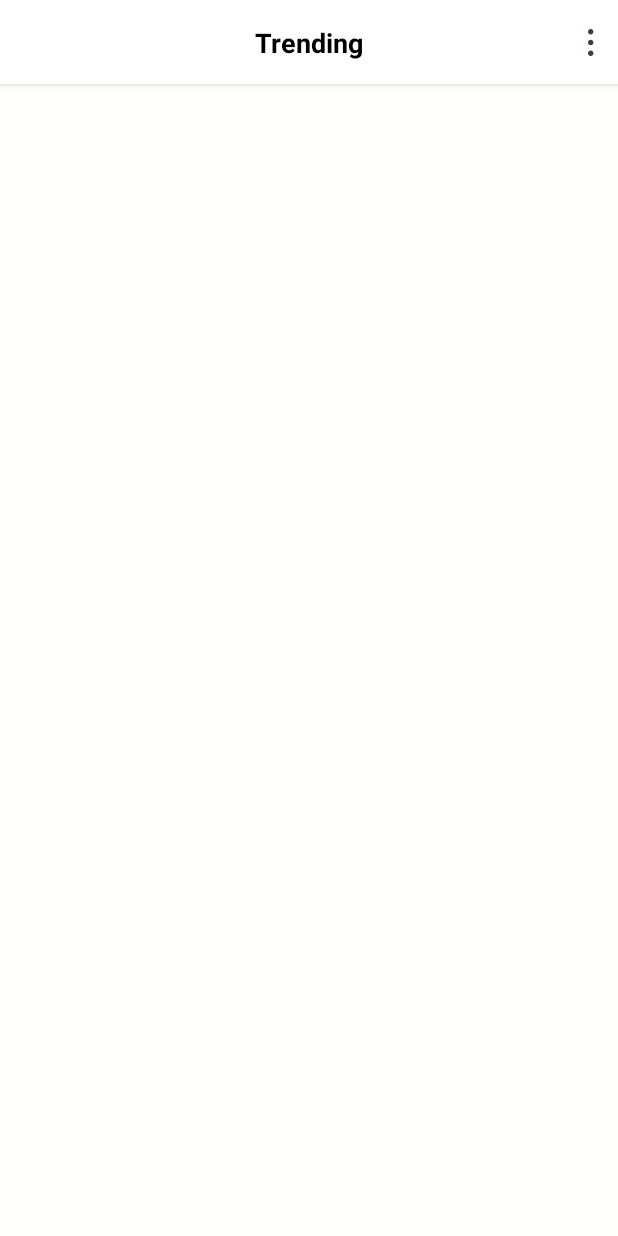
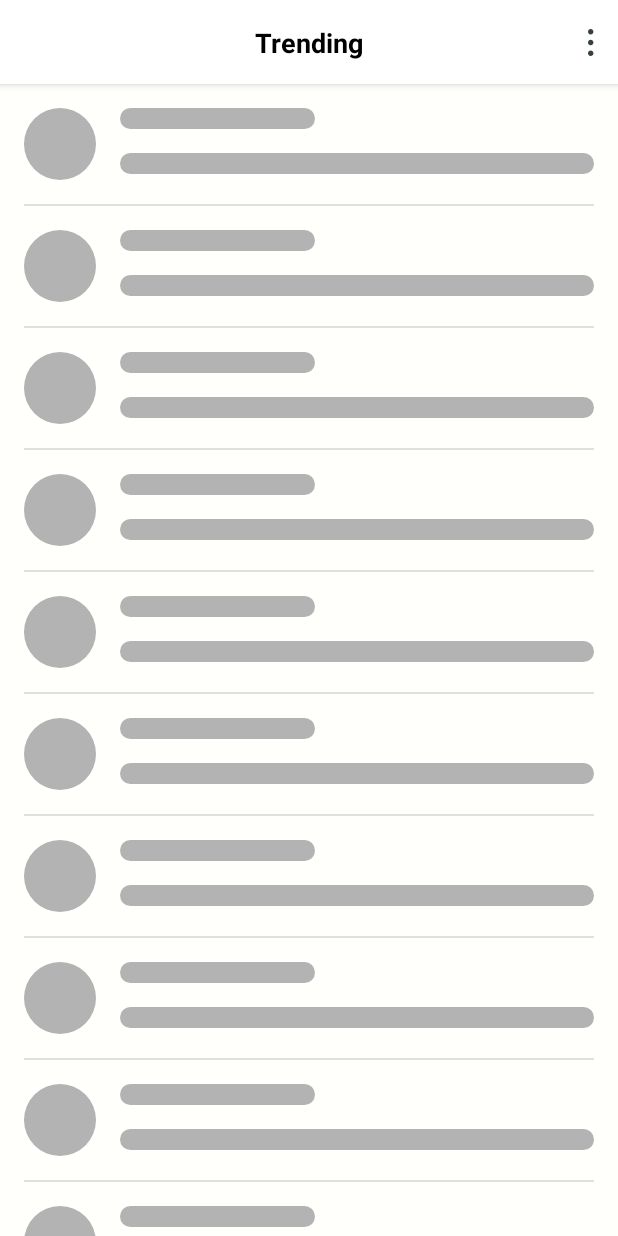
Before and after one commit to Dhruv-Kapoor/KutumbAssignment, an Android app: the screen it shows after launch (MainActivity), on a phone screen of 412 x 824 dp. Run offline under Robolectric (Android 15) with nearby library versions, the phone set to English and light mode, and no system bars; our stand-ins replace Shimmer, data binding; 2 statements that could not run were skipped.

Commit message:
added list contents and shimmer layout

```diff
--- a/app/build.gradle
+++ b/app/build.gradle
@@ -1,6 +1,7 @@
 plugins {
     id 'com.android.application'
     id 'kotlin-android'
+    id 'kotlin-kapt'
 }
 
 android {
@@ -29,6 +30,9 @@ android {
     kotlinOptions {
         jvmTarget = '1.8'
     }
+    buildFeatures {
+        dataBinding true
+    }
 }
 
 dependencies {
@@ -50,4 +54,6 @@ dependencies {
     implementation "com.squareup.retrofit2:converter-gson:$retrofit_version"
 
     implementation "androidx.activity:activity-ktx:1.4.0"
+    implementation 'com.github.bumptech.glide:glide:4.12.0'
+    implementation 'com.facebook.shimmer:shimmer:0.5.0'
 }
--- a/app/src/main/java/com/example/kutumbassignment/MainActivity.kt
+++ b/app/src/main/java/com/example/kutumbassignment/MainActivity.kt
@@ -2,10 +2,56 @@ package com.example.kutumbassignment
 
 import androidx.appcompat.app.AppCompatActivity
 import android.os.Bundle
+import android.view.LayoutInflater
+import android.view.View
+import androidx.activity.viewModels
+import androidx.databinding.DataBindingUtil
+import androidx.recyclerview.widget.DividerItemDecoration
+import androidx.recyclerview.widget.LinearLayoutManager
+import com.example.kutumbassignment.adapters.TrendingReposAdapter
+import com.example.kutumbassignment.databinding.ActivityMainBinding
 
 class MainActivity : AppCompatActivity() {
+
+    private val viewModel by viewModels<MainActivityViewModel>{
+        MainActivityViewModelFactory((application as TrendingRepoApplication).repository)
+    }
+    private lateinit var binding: ActivityMainBinding
+
+    private val trendingReposAdapter = TrendingReposAdapter(ArrayList())
+
     override fun onCreate(savedInstanceState: Bundle?) {
         super.onCreate(savedInstanceState)
-        setContentView(R.layout.activity_main)
+        binding = DataBindingUtil.setContentView(this, R.layout.activity_main)
+
+        initXmlViews()
+        addObservers()
+    }
+
+    private fun addObservers() {
+        viewModel.getTrendingReposLD().observe(this, {
+            if (it != null) {
+                trendingReposAdapter.setData(it)
+            }
+        })
+        viewModel.getLoadingStateLD().observe(this, {
+            if(it){
+                if(trendingReposAdapter.itemCount == 0){
+                    binding.shimmerLayout.visibility = View.VISIBLE
+                    binding.shimmerLayout.startShimmer()
+                }
+            }else{
+                binding.shimmerLayout.visibility = View.GONE
+                binding.shimmerLayout.stopShimmer()
+                binding.recyclerView.visibility = View.VISIBLE
+            }
+        })
+
+    }
+
+    private fun initXmlViews(){
+        binding.recyclerView.layoutManager = LinearLayoutManager(this)
+        binding.recyclerView.adapter = trendingReposAdapter
+        binding.recyclerView.addItemDecoration(DividerItemDecoration(this, DividerItemDecoration.VERTICAL))
     }
 }
--- /dev/null
+++ b/app/src/main/java/com/example/kutumbassignment/MainActivityViewModel.kt
@@ -0,0 +1,50 @@
+package com.example.kutumbassignment
+
+import androidx.lifecycle.LiveData
+import androidx.lifecycle.MutableLiveData
+import androidx.lifecycle.ViewModel
+import androidx.lifecycle.ViewModelProvider
+import com.example.kutumbassignment.dataClasses.Repository
+import com.example.kutumbassignment.repository.TrendingApiRepository
+
+class MainActivityViewModel(private val repository: TrendingApiRepository): ViewModel(){
+
+    private val trendingRepos = MutableLiveData<List<Repository>?>()
+    private val loadingState = MutableLiveData(false)
+    private val errorState = MutableLiveData(false)
+
+    init {
+        refresh()
+    }
+
+    fun refresh(){
+        loadingState.value = true
+        errorState.value = false
+        repository.getTrendingRepos { trendingReposResponse, isSuccess ->
+            loadingState.value = false
+            if(isSuccess){
+                trendingRepos.value = trendingReposResponse
+            }else{
+                errorState.value = true
+            }
+        }
+    }
+
+    fun getTrendingReposLD() = trendingRepos as LiveData<List<Repository>?>
+
+    fun getLoadingStateLD() = loadingState as LiveData<Boolean>
+
+    fun getErrorStateLD() = errorState as LiveData<Boolean>
+
+}
+
+class MainActivityViewModelFactory(private val repository: TrendingApiRepository) :
+    ViewModelProvider.Factory {
+    override fun <T : ViewModel?> create(modelClass: Class<T>): T {
+        if (modelClass.isAssignableFrom(MainActivityViewModel::class.java)) {
+            @Suppress("UNCHECKED_CAST")
+            return MainActivityViewModel(repository) as T
+        }
+        throw IllegalArgumentException("Unknown ViewModel Class")
+    }
+}
--- a/app/src/main/java/com/example/kutumbassignment/repository/TrendingApiRepository.kt
+++ b/app/src/main/java/com/example/kutumbassignment/repository/TrendingApiRepository.kt
@@ -8,11 +8,11 @@ import retrofit2.Response
 
 class TrendingApiRepository {
 
-    fun getTrendingRepos(onResponse: (List<Repository?>?, Boolean)->Unit){
-        TrendingApiClient.api.getTrendingRepos().enqueue(object: Callback<List<Repository?>>{
+    fun getTrendingRepos(onResponse: (List<Repository>?, Boolean)->Unit){
+        TrendingApiClient.api.getTrendingRepos().enqueue(object: Callback<List<Repository>>{
             override fun onResponse(
-                call: Call<List<Repository?>>,
-                response: Response<List<Repository?>>
+                call: Call<List<Repository>>,
+                response: Response<List<Repository>>
             ) {
                 if(response.code()==200){
                     onResponse(response.body(), true)
@@ -21,7 +21,7 @@ class TrendingApiRepository {
                 }
             }
 
-            override fun onFailure(call: Call<List<Repository?>>, t: Throwable) {
+            override fun onFailure(call: Call<List<Repository>>, t: Throwable) {
                 onResponse(null, false)
             }
 
--- a/app/src/main/java/com/example/kutumbassignment/retrofit/TrendingApiService.kt
+++ b/app/src/main/java/com/example/kutumbassignment/retrofit/TrendingApiService.kt
@@ -7,6 +7,6 @@ import retrofit2.http.GET
 interface TrendingApiService {
 
     @GET("repositories")
-    fun getTrendingRepos(): Call<List<Repository?>>
+    fun getTrendingRepos(): Call<List<Repository>>
 
 }
--- /dev/null
+++ b/app/src/main/res/drawable/text_placeholder.xml
@@ -0,0 +1,11 @@
+<?xml version="1.0" encoding="utf-8"?>
+<shape xmlns:android="http://schemas.android.com/apk/res/android"
+    android:shape="rectangle">
+
+    <solid
+        android:color="@color/placeholder_color"/>
+
+    <corners
+        android:radius="12dp"/>
+
+</shape>
--- a/app/src/main/res/layout/activity_main.xml
+++ b/app/src/main/res/layout/activity_main.xml
@@ -1,4 +1,6 @@
 <?xml version="1.0" encoding="utf-8"?>
+<layout>
+
     <androidx.coordinatorlayout.widget.CoordinatorLayout xmlns:android="http://schemas.android.com/apk/res/android"
         xmlns:app="http://schemas.android.com/apk/res-auto"
         xmlns:tools="http://schemas.android.com/tools"
@@ -9,12 +11,12 @@
         <com.google.android.material.appbar.AppBarLayout
             android:layout_width="match_parent"
             android:layout_height="wrap_content"
-        android:background="@color/white"
-        app:layout_behavior="com.google.android.material.appbar.AppBarLayout$Behavior">
+            android:background="@color/white">
 
             <androidx.constraintlayout.widget.ConstraintLayout
                 android:layout_width="match_parent"
-            android:layout_height="56dp">
+                android:layout_height="56dp"
+                app:layout_scrollFlags="enterAlways|scroll|snap">
                 <TextView
                     android:layout_width="wrap_content"
                     android:layout_height="wrap_content"
@@ -47,11 +49,47 @@
             android:background="@color/background_color"
             app:layout_behavior="com.google.android.material.appbar.AppBarLayout$ScrollingViewBehavior">
 
+
+            <androidx.constraintlayout.widget.ConstraintLayout
+                android:layout_width="match_parent"
+                android:layout_height="match_parent">
+
+                <com.facebook.shimmer.ShimmerFrameLayout
+                    android:id="@+id/shimmerLayout"
+                    android:layout_width="match_parent"
+                    android:layout_height="0dp"
+                    app:layout_constraintTop_toTopOf="parent"
+                    app:layout_constraintBottom_toBottomOf="parent">
+
+                    <LinearLayout
+                        android:layout_width="match_parent"
+                        android:layout_height="match_parent"
+                        android:orientation="vertical">
+                            <include layout="@layout/repo_item_placeholder"/>
+                            <include layout="@layout/repo_item_placeholder"/>
+                            <include layout="@layout/repo_item_placeholder"/>
+                            <include layout="@layout/repo_item_placeholder"/>
+                            <include layout="@layout/repo_item_placeholder"/>
+                            <include layout="@layout/repo_item_placeholder"/>
+                            <include layout="@layout/repo_item_placeholder"/>
+                            <include layout="@layout/repo_item_placeholder"/>
+                            <include layout="@layout/repo_item_placeholder"/>
+                            <include layout="@layout/repo_item_placeholder"/>
+                            <include layout="@layout/repo_item_placeholder"/>
+                            <include layout="@layout/repo_item_placeholder"/>
+                    </LinearLayout>
+
+                </com.facebook.shimmer.ShimmerFrameLayout>
+
                 <androidx.recyclerview.widget.RecyclerView
                     android:id="@+id/recyclerView"
                     android:layout_width="match_parent"
-            android:layout_height="match_parent"/>
+                    android:layout_height="match_parent"
+                    android:visibility="gone"/>
 
+            </androidx.constraintlayout.widget.ConstraintLayout>
         </androidx.swiperefreshlayout.widget.SwipeRefreshLayout>
 
     </androidx.coordinatorlayout.widget.CoordinatorLayout>
+
+</layout>
--- /dev/null
+++ b/app/src/main/res/layout/repo_item_placeholder.xml
@@ -0,0 +1,50 @@
+<?xml version="1.0" encoding="utf-8"?>
+<androidx.constraintlayout.widget.ConstraintLayout xmlns:android="http://schemas.android.com/apk/res/android"
+    xmlns:app="http://schemas.android.com/apk/res-auto"
+    android:layout_width="match_parent"
+    android:layout_height="wrap_content"
+    android:background="@color/background_color"
+    android:paddingHorizontal="16dp"
+    android:paddingTop="16dp">
+
+    <com.google.android.material.imageview.ShapeableImageView
+        android:id="@+id/ivProfilePic"
+        android:layout_width="48dp"
+        android:layout_height="48dp"
+        android:scaleType="centerCrop"
+        android:src="@color/placeholder_color"
+        android:theme="@style/CircularImageView"
+        app:layout_constraintStart_toStartOf="parent"
+        app:layout_constraintTop_toTopOf="parent" />
+
+    <TextView
+        android:id="@+id/tvUserName"
+        android:layout_width="130dp"
+        android:layout_height="wrap_content"
+        android:layout_marginStart="16dp"
+        android:background="@drawable/text_placeholder"
+        android:textSize="10sp"
+        app:layout_constraintStart_toEndOf="@id/ivProfilePic"
+        app:layout_constraintTop_toTopOf="parent" />
+
+    <TextView
+        android:id="@+id/tvRepoName"
+        android:layout_width="0dp"
+        android:layout_height="wrap_content"
+        android:layout_marginTop="16dp"
+        android:background="@drawable/text_placeholder"
+        android:textSize="10sp"
+        app:layout_constraintEnd_toEndOf="parent"
+        app:layout_constraintStart_toStartOf="@id/tvUserName"
+        app:layout_constraintTop_toBottomOf="@id/tvUserName" />
+
+    <View
+        android:id="@+id/divider"
+        android:layout_width="match_parent"
+        android:layout_height="1dp"
+        android:layout_marginTop="16dp"
+        android:background="?android:attr/listDivider"
+        app:layout_constraintTop_toBottomOf="@id/ivProfilePic" />
+
+
+</androidx.constraintlayout.widget.ConstraintLayout>
--- a/app/src/main/res/values/colors.xml
+++ b/app/src/main/res/values/colors.xml
@@ -9,4 +9,5 @@
     <color name="white">#FFFFFFFF</color>
 
     <color name="background_color">#FFFFFB</color>
+    <color name="placeholder_color">#B3B3B3</color>
 </resources>
--- a/app/src/main/res/values/themes.xml
+++ b/app/src/main/res/values/themes.xml
@@ -1,6 +1,6 @@
 <resources xmlns:tools="http://schemas.android.com/tools">
     <!-- Base application theme. -->
-    <style name="Theme.KutumbAssignment" parent="Theme.MaterialComponents.NoActionBar">
+    <style name="Theme.KutumbAssignment" parent="Theme.MaterialComponents.Light.NoActionBar">
         <!-- Primary brand color. -->
         <item name="colorPrimary">@color/purple_500</item>
         <item name="colorPrimaryVariant">@color/purple_700</item>
@@ -13,4 +13,8 @@
         <item name="android:statusBarColor" tools:targetApi="l">?attr/colorPrimaryVariant</item>
         <!-- Customize your theme here. -->
     </style>
+
+    <style name="CircularImageView">
+        <item name="cornerSize">50%</item>
+    </style>
 </resources>
```
Also changed, not shown: app/src/main/java/com/example/kutumbassignment/adapters/TrendingReposAdapter.kt (added, +58 -0 lines), app/src/main/java/com/example/kutumbassignment/utils/BindingUtils.kt (added, +46 -0 lines), app/src/main/res/layout/repo_item_view.xml (added, +152 -0 lines), app/src/main/res/drawable/ic_fork.png (added), app/src/main/res/drawable/ic_star.png (added). Lines whose indentation alone changed are shown as unchanged.
